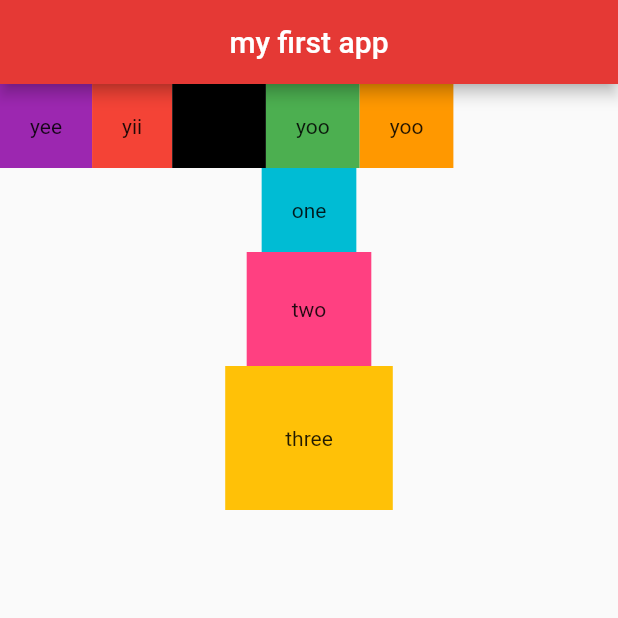
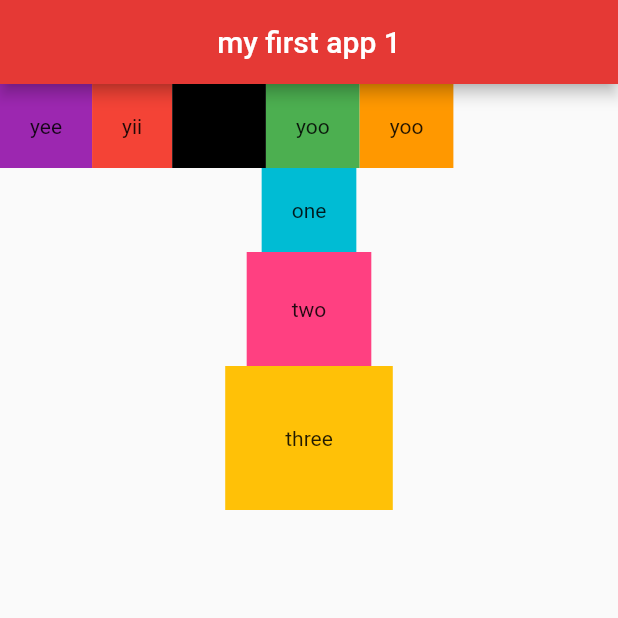
Before and after one commit to PUAJINGYI/my_app, a Flutter app: the screen it shows after launch, on a phone screen of 412 x 824 dp, the top half of it. Run offline on Flutter 3.47's test engine with Material 2 defaults, Android fonts, the phone set to English and light mode, and no system bars.

Commit message:
change name

```diff
--- a/lib/main.dart
+++ b/lib/main.dart
@@ -9,7 +9,7 @@ class Home extends StatelessWidget {
   Widget build(BuildContext context) {
     return Scaffold(
       appBar: AppBar(
-        title: Text('my first app'),
+        title: Text('my first app 1'),
         centerTitle: true,
         backgroundColor: Colors.red[600],
       ),
```
